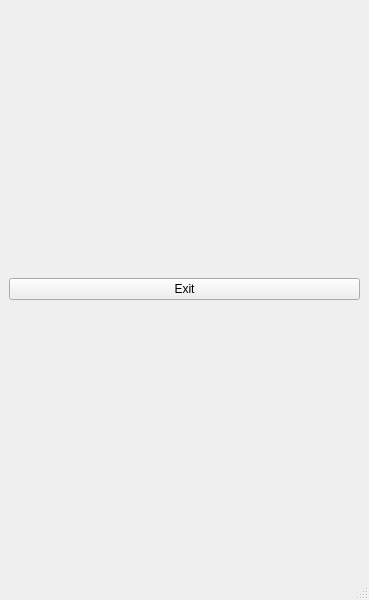
Old version of the form obdgauge.ui in the repository takyonxxx/Elm327_Wifi_Obd2_Qt_Project.
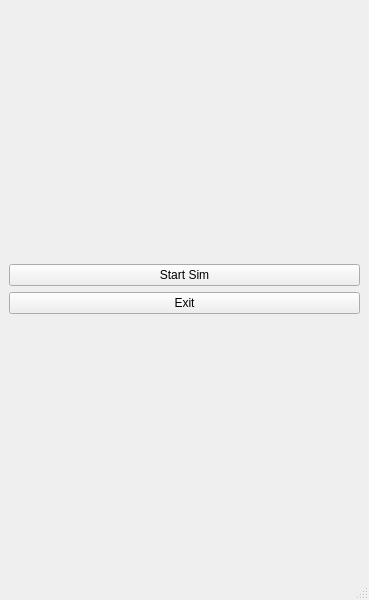
New version of the form.

```diff
--- a/obdgauge.ui
+++ b/obdgauge.ui
@@ -17,6 +17,13 @@
    <layout class="QGridLayout" name="gridLayout">
     <item row="0" column="0">
      <layout class="QVBoxLayout" name="verticalLayout">
+      <item>
+       <widget class="QPushButton" name="pushSim">
+        <property name="text">
+         <string>Start Sim</string>
+        </property>
+       </widget>
+      </item>
       <item>
        <widget class="QPushButton" name="pushExit">
         <property name="text">
```
